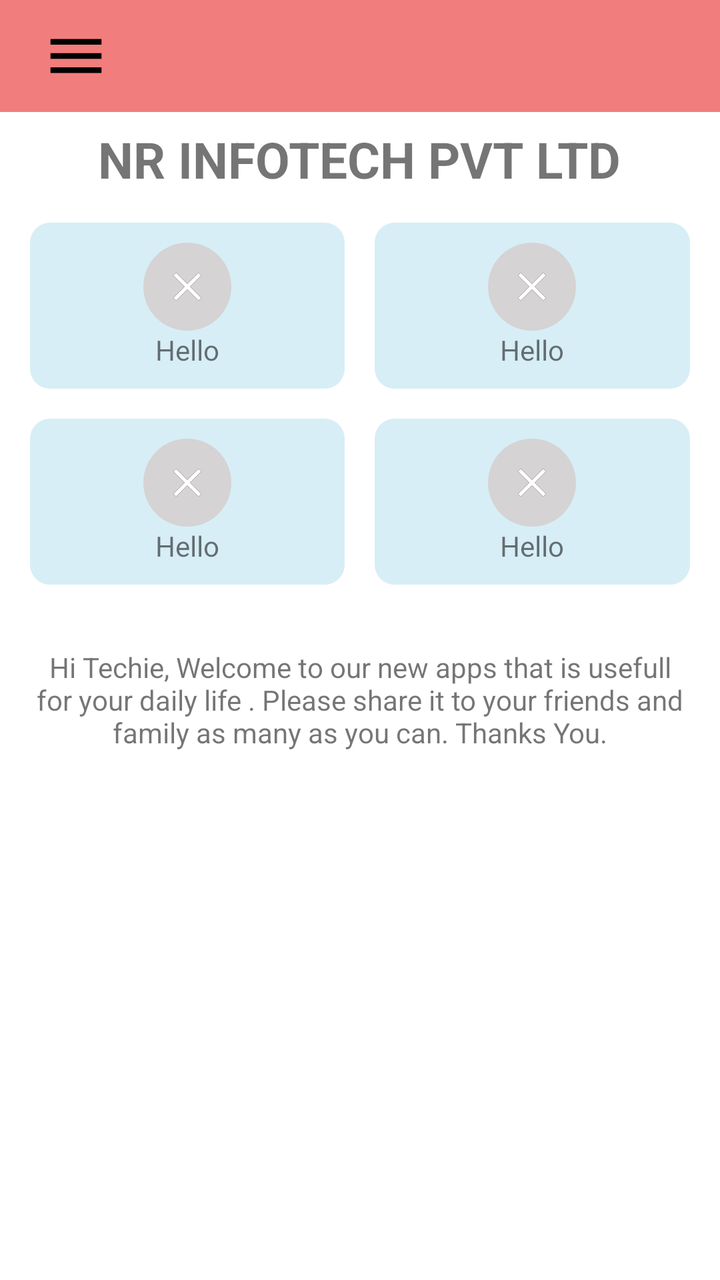
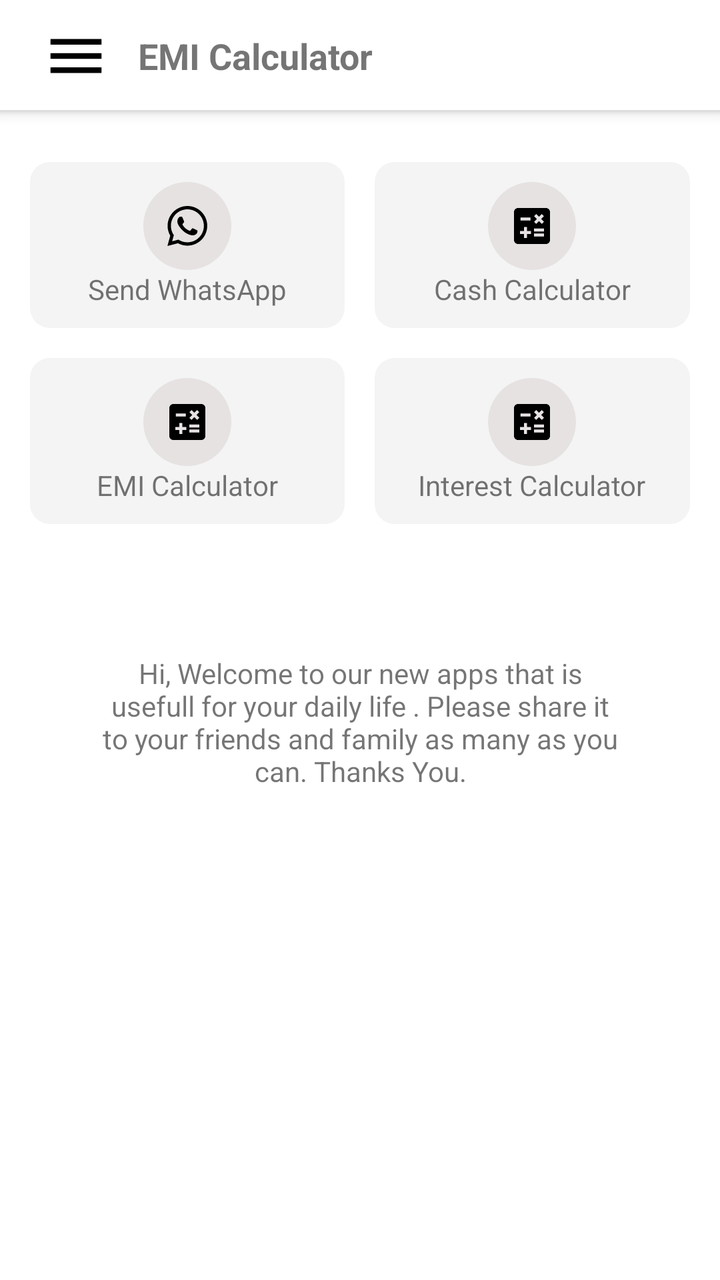

Compare the two renders of this Android layout. The source of the first and the diff that turns it into the second are given below.
<!-- AndroidManifest.xml: application theme Theme.EMICalculator -->
<!-- res/layout/activity_main_content.xml -->
<?xml version="1.0" encoding="utf-8"?>
<LinearLayout xmlns:android="http://schemas.android.com/apk/res/android"
    android:orientation="vertical"
    android:layout_width="match_parent"
    android:layout_height="match_parent">

    <Toolbar
        android:layout_width="match_parent"
        android:layout_height="wrap_content"
        android:background="#F27D7D">

        <ImageButton
            android:id="@+id/buttonDrawerToggle"
            android:layout_width="wrap_content"
            android:layout_height="wrap_content"
            android:src="@drawable/baseline_menu_24"
            android:background="@android:color/transparent"
            android:padding="5dp"/>
    </Toolbar>

    <TextView
        android:layout_width="wrap_content"
        android:layout_height="wrap_content"
        android:paddingTop="20px"
        android:text="NR INFOTECH PVT LTD"
        android:layout_gravity="center"
        android:textSize="25dp"
        android:textStyle="bold"/>

    <LinearLayout
        android:layout_width="match_parent"
        android:layout_height="wrap_content"
        android:orientation="horizontal"
        android:layout_marginTop="15dp">

        <LinearLayout
            android:layout_width="0dp"
            android:layout_weight="1"
            android:layout_height="wrap_content"
            android:orientation="vertical"
            android:padding="10dp"
            android:background="@drawable/round_cornor"
            android:backgroundTint="@color/card_bg"
            android:layout_marginHorizontal="15dp">

            <ImageView
                android:layout_width="wrap_content"
                android:layout_height="wrap_content"
                android:src="@drawable/close"
                android:background="@drawable/full_round"
                android:backgroundTint="@color/image_bg"
                android:padding="10dp"
                android:layout_gravity="center"/>
            <TextView
                android:layout_width="wrap_content"
                android:layout_height="wrap_content"
                android:text="Hello"
                android:layout_gravity="center"/>

        </LinearLayout>
        <LinearLayout
            android:layout_width="0dp"
            android:layout_weight="1"
            android:layout_height="wrap_content"
            android:orientation="vertical"
            android:padding="10dp"
            android:background="@drawable/round_cornor"
            android:backgroundTint="@color/card_bg"
            android:layout_marginEnd="15dp">

            <ImageView
                android:layout_width="wrap_content"
                android:layout_height="wrap_content"
                android:src="@drawable/close"
                android:background="@drawable/full_round"
                android:backgroundTint="@color/image_bg"
                android:padding="10dp"
                android:layout_gravity="center"/>
            <TextView
                android:layout_width="wrap_content"
                android:layout_height="wrap_content"
                android:text="Hello"
                android:layout_gravity="center"/>

        </LinearLayout>
    </LinearLayout>
    <LinearLayout
        android:layout_width="match_parent"
        android:layout_height="wrap_content"
        android:orientation="horizontal"
        android:layout_marginVertical="15dp">

        <LinearLayout
            android:layout_width="0dp"
            android:layout_weight="1"
            android:layout_height="wrap_content"
            android:orientation="vertical"
            android:padding="10dp"
            android:background="@drawable/round_cornor"
            android:backgroundTint="@color/card_bg"
            android:layout_marginHorizontal="15dp">

            <ImageView
                android:layout_width="wrap_content"
                android:layout_height="wrap_content"
                android:src="@drawable/close"
                android:background="@drawable/full_round"
                android:backgroundTint="@color/image_bg"
                android:padding="10dp"
                android:layout_gravity="center"/>
            <TextView
                android:layout_width="wrap_content"
                android:layout_height="wrap_content"
                android:text="Hello"
                android:layout_gravity="center"/>

        </LinearLayout>
        <LinearLayout
            android:layout_width="0dp"
            android:layout_weight="1"
            android:layout_height="wrap_content"
            android:orientation="vertical"
            android:padding="10dp"
            android:background="@drawable/round_cornor"
            android:backgroundTint="@color/card_bg"
            android:layout_marginEnd="15dp">

            <ImageView
                android:layout_width="wrap_content"
                android:layout_height="wrap_content"
                android:src="@drawable/close"
                android:background="@drawable/full_round"
                android:backgroundTint="@color/image_bg"
                android:padding="10dp"
                android:layout_gravity="center"/>
            <TextView
                android:layout_width="wrap_content"
                android:layout_height="wrap_content"
                android:text="Hello"
                android:layout_gravity="center"/>

        </LinearLayout>
    </LinearLayout>

    <TextView
        android:layout_width="match_parent"
        android:layout_height="match_parent"
        android:padding="50px"
        android:textAlignment="center"
        android:text="Hi Techie, Welcome to our new apps that is usefull for your daily life . Please share it to your friends and family as many as you can. Thanks You."/>
</LinearLayout>
<!-- resources referenced by this layout -->
<resources>
  <color name="card_bg">#D7EEF6</color>
  <color name="image_bg">#D5D3D3</color>
  <!-- drawable close (drawable) -->
  <vector xmlns:android="http://schemas.android.com/apk/res/android"
      android:width="24dp"
      android:height="24dp"
      android:viewportWidth="24.0"
      android:viewportHeight="24.0">
      <path
          android:fillColor="#FFFFFF"
          android:strokeColor="#808080"
          android:strokeWidth="0.2"
          android:strokeLineJoin="round"
          android:pathData="M19 6.41L17.59 5 12 10.59 6.41 5 5 6.41 10.59 12 5 17.59 6.41 19 12 13.41 17.59 19 19 17.59 13.41 12z"/>
  </vector>
  <!-- drawable full_round (drawable) -->
  <?xml version="1.0" encoding="utf-8"?>
  <shape xmlns:android="http://schemas.android.com/apk/res/android">
  
      <corners android:radius="25dp"/>
  </shape>
  <style name="Theme.EMICalculator" parent="Base.Theme.EMICalculator" />
  <style name="Base.Theme.EMICalculator" parent="Theme.MaterialComponents.DayNight.NoActionBar">
          
          
          <item name="android:statusBarColor">@android:color/transparent</item>
  
      </style>
  <!-- unchanged entries left out for length: 2 -->
</resources>

<!-- the commit's change to res/layout/activity_main_content.xml (unified diff, before → after) -->
@@ -7,7 +7,8 @@
     <Toolbar
         android:layout_width="match_parent"
         android:layout_height="wrap_content"
-        android:background="#F27D7D">
+        android:elevation="4dp"
+        android:background="@drawable/menu_bar">
 
         <ImageButton
             android:id="@+id/buttonDrawerToggle"
@@ -16,24 +17,85 @@
             android:src="@drawable/baseline_menu_24"
             android:background="@android:color/transparent"
             android:padding="5dp"/>
+        <TextView
+            android:layout_width="wrap_content"
+            android:layout_height="wrap_content"
+            android:text="@string/app_name"
+            android:textStyle="bold"
+            android:textSize="18sp"
+            android:layout_marginStart="25dp"/>
     </Toolbar>
 
-    <TextView
-        android:layout_width="wrap_content"
-        android:layout_height="wrap_content"
-        android:paddingTop="20px"
-        android:text="NR INFOTECH PVT LTD"
-        android:layout_gravity="center"
-        android:textSize="25dp"
-        android:textStyle="bold"/>
+
 
     <LinearLayout
         android:layout_width="match_parent"
         android:layout_height="wrap_content"
         android:orientation="horizontal"
-        android:layout_marginTop="15dp">
+        android:layout_marginTop="25dp">
 
         <LinearLayout
+            android:id="@+id/lvWhatsapp"
+            android:layout_width="0dp"
+            android:layout_weight="1"
+            android:layout_height="wrap_content"
+            android:orientation="vertical"
+            android:padding="10dp"
+            android:background="@drawable/round_cornor"
+            android:backgroundTint="@color/card_bg"
+            android:layout_marginHorizontal="15dp">
+
+            <ImageView
+
+                android:layout_width="wrap_content"
+                android:layout_height="wrap_content"
+                android:src="@drawable/whatsapp"
+                android:background="@drawable/full_round"
+                android:backgroundTint="@color/image_bg"
+                android:padding="10dp"
+                android:layout_gravity="center"/>
+            <TextView
+                android:layout_width="wrap_content"
+                android:layout_height="wrap_content"
+                android:text="@string/send_whatsapp"
+                android:layout_gravity="center"/>
+
+        </LinearLayout>
+        <LinearLayout
+            android:id="@+id/lvCash"
+            android:layout_width="0dp"
+            android:layout_weight="1"
+            android:layout_height="wrap_content"
+            android:orientation="vertical"
+            android:padding="10dp"
+            android:background="@drawable/round_cornor"
+            android:backgroundTint="@color/card_bg"
+            android:layout_marginEnd="15dp">
+
+            <ImageView
+                android:layout_width="wrap_content"
+                android:layout_height="wrap_content"
+                android:src="@drawable/baseline_calculate_24"
+                android:background="@drawable/full_round"
+                android:backgroundTint="@color/image_bg"
+                android:padding="10dp"
+                android:layout_gravity="center"/>
+            <TextView
+                android:layout_width="wrap_content"
+                android:layout_height="wrap_content"
+                android:text="@string/cash_calculator"
+                android:layout_gravity="center"/>
+
+        </LinearLayout>
+    </LinearLayout>
+    <LinearLayout
+        android:layout_width="match_parent"
+        android:layout_height="wrap_content"
+        android:orientation="horizontal"
+        android:layout_marginVertical="15dp">
+
+        <LinearLayout
+            android:id="@+id/lvEmi"
             android:layout_width="0dp"
             android:layout_weight="1"
             android:layout_height="wrap_content"
@@ -46,7 +108,7 @@
             <ImageView
                 android:layout_width="wrap_content"
                 android:layout_height="wrap_content"
-                android:src="@drawable/close"
+                android:src="@drawable/baseline_calculate_24"
                 android:background="@drawable/full_round"
                 android:backgroundTint="@color/image_bg"
                 android:padding="10dp"
@@ -54,11 +116,12 @@
             <TextView
                 android:layout_width="wrap_content"
                 android:layout_height="wrap_content"
-                android:text="Hello"
+                android:text="@string/emi_calculator"
                 android:layout_gravity="center"/>
 
         </LinearLayout>
         <LinearLayout
+            android:id="@+id/lvInt"
             android:layout_width="0dp"
             android:layout_weight="1"
             android:layout_height="wrap_content"
@@ -71,7 +134,7 @@
             <ImageView
                 android:layout_width="wrap_content"
                 android:layout_height="wrap_content"
-                android:src="@drawable/close"
+                android:src="@drawable/baseline_calculate_24"
                 android:background="@drawable/full_round"
                 android:backgroundTint="@color/image_bg"
                 android:padding="10dp"
@@ -79,64 +142,7 @@
             <TextView
                 android:layout_width="wrap_content"
                 android:layout_height="wrap_content"
-                android:text="Hello"
-                android:layout_gravity="center"/>
-
-        </LinearLayout>
-    </LinearLayout>
-    <LinearLayout
-        android:layout_width="match_parent"
-        android:layout_height="wrap_content"
-        android:orientation="horizontal"
-        android:layout_marginVertical="15dp">
-
-        <LinearLayout
-            android:layout_width="0dp"
-            android:layout_weight="1"
-            android:layout_height="wrap_content"
-            android:orientation="vertical"
-            android:padding="10dp"
-            android:background="@drawable/round_cornor"
-            android:backgroundTint="@color/card_bg"
-            android:layout_marginHorizontal="15dp">
-
-            <ImageView
-                android:layout_width="wrap_content"
-                android:layout_height="wrap_content"
-                android:src="@drawable/close"
-                android:background="@drawable/full_round"
-                android:backgroundTint="@color/image_bg"
-                android:padding="10dp"
-                android:layout_gravity="center"/>
-            <TextView
-                android:layout_width="wrap_content"
-                android:layout_height="wrap_content"
-                android:text="Hello"
-                android:layout_gravity="center"/>
-
-        </LinearLayout>
-        <LinearLayout
-            android:layout_width="0dp"
-            android:layout_weight="1"
-            android:layout_height="wrap_content"
-            android:orientation="vertical"
-            android:padding="10dp"
-            android:background="@drawable/round_cornor"
-            android:backgroundTint="@color/card_bg"
-            android:layout_marginEnd="15dp">
-
-            <ImageView
-                android:layout_width="wrap_content"
-                android:layout_height="wrap_content"
-                android:src="@drawable/close"
-                android:background="@drawable/full_round"
-                android:backgroundTint="@color/image_bg"
-                android:padding="10dp"
-                android:layout_gravity="center"/>
-            <TextView
-                android:layout_width="wrap_content"
-                android:layout_height="wrap_content"
-                android:text="Hello"
+                android:text="@string/interest_calculator"
                 android:layout_gravity="center"/>
 
         </LinearLayout>
@@ -145,7 +151,7 @@
     <TextView
         android:layout_width="match_parent"
         android:layout_height="match_parent"
-        android:padding="50px"
+        android:padding="50dp"
         android:textAlignment="center"
-        android:text="Hi Techie, Welcome to our new apps that is usefull for your daily life . Please share it to your friends and family as many as you can. Thanks You."/>
+        android:text="@string/welcome_msg"/>
 </LinearLayout>
<!-- resource entries referenced after the edit -->
@@ -1,19 +1,12 @@
 <!-- resources referenced by this layout -->
 <resources>
-  <color name="card_bg">#D7EEF6</color>
-  <color name="image_bg">#D5D3D3</color>
-  <!-- drawable close (drawable) -->
-  <vector xmlns:android="http://schemas.android.com/apk/res/android"
-      android:width="24dp"
-      android:height="24dp"
-      android:viewportWidth="24.0"
-      android:viewportHeight="24.0">
-      <path
-          android:fillColor="#FFFFFF"
-          android:strokeColor="#808080"
-          android:strokeWidth="0.2"
-          android:strokeLineJoin="round"
-          android:pathData="M19 6.41L17.59 5 12 10.59 6.41 5 5 6.41 10.59 12 5 17.59 6.41 19 12 13.41 17.59 19 19 17.59 13.41 12z"/>
+  <color name="card_bg">#f4f4f4</color>
+  <color name="image_bg">#E6E2E2</color>
+  <!-- drawable baseline_calculate_24 (drawable) -->
+  <vector xmlns:android="http://schemas.android.com/apk/res/android" android:height="24dp" android:tint="#000000" android:viewportHeight="24" android:viewportWidth="24" android:width="24dp">
+        
+      <path android:fillColor="@android:color/white" android:pathData="M19,3H5C3.9,3 3,3.9 3,5v14c0,1.1 0.9,2 2,2h14c1.1,0 2,-0.9 2,-2V5C21,3.9 20.1,3 19,3zM13.03,7.06L14.09,6l1.41,1.41L16.91,6l1.06,1.06l-1.41,1.41l1.41,1.41l-1.06,1.06L15.5,9.54l-1.41,1.41l-1.06,-1.06l1.41,-1.41L13.03,7.06zM6.25,7.72h5v1.5h-5V7.72zM11.5,16h-2v2H8v-2H6v-1.5h2v-2h1.5v2h2V16zM18,17.25h-5v-1.5h5V17.25zM18,14.75h-5v-1.5h5V14.75z"/>
+      
   </vector>
   <!-- drawable full_round (drawable) -->
   <?xml version="1.0" encoding="utf-8"?>
@@ -21,13 +14,51 @@
   
       <corners android:radius="25dp"/>
   </shape>
+  <!-- drawable menu_bar (drawable) -->
+  <layer-list xmlns:android="http://schemas.android.com/apk/res/android">
+  
+      
+      <item>
+          <shape android:shape="rectangle">
+              <solid android:color="#FFFFFF"/>
+          </shape>
+      </item>
+  
+      
+      <item android:gravity="bottom">
+          <shape android:shape="rectangle">
+              <size android:height="1dp"/>
+              <solid android:color="#DEDDDD"/> 
+          </shape>
+      </item>
+  
+  </layer-list>
+  <!-- drawable whatsapp (drawable) -->
+  <vector xmlns:android="http://schemas.android.com/apk/res/android" android:height="24dp" android:tint="#000000" android:viewportHeight="24" android:viewportWidth="24" android:width="24dp">
+        
+      <path android:fillColor="@android:color/white" android:pathData="M19.05,4.91C17.18,3.03 14.69,2 12.04,2c-5.46,0 -9.91,4.45 -9.91,9.91c0,1.75 0.46,3.45 1.32,4.95L2.05,22l5.25,-1.38c1.45,0.79 3.08,1.21 4.74,1.21h0c0,0 0,0 0,0c5.46,0 9.91,-4.45 9.91,-9.91C21.95,9.27 20.92,6.78 19.05,4.91zM12.04,20.15L12.04,20.15c-1.48,0 -2.93,-0.4 -4.2,-1.15l-0.3,-0.18l-3.12,0.82l0.83,-3.04l-0.2,-0.31c-0.82,-1.31 -1.26,-2.83 -1.26,-4.38c0,-4.54 3.7,-8.24 8.24,-8.24c2.2,0 4.27,0.86 5.82,2.42c1.56,1.56 2.41,3.63 2.41,5.83C20.28,16.46 16.58,20.15 12.04,20.15zM16.56,13.99c-0.25,-0.12 -1.47,-0.72 -1.69,-0.81c-0.23,-0.08 -0.39,-0.12 -0.56,0.12c-0.17,0.25 -0.64,0.81 -0.78,0.97c-0.14,0.17 -0.29,0.19 -0.54,0.06c-0.25,-0.12 -1.05,-0.39 -1.99,-1.23c-0.74,-0.66 -1.23,-1.47 -1.38,-1.72c-0.14,-0.25 -0.02,-0.38 0.11,-0.51c0.11,-0.11 0.25,-0.29 0.37,-0.43c0.12,-0.14 0.17,-0.25 0.25,-0.41c0.08,-0.17 0.04,-0.31 -0.02,-0.43c-0.06,-0.12 -0.56,-1.34 -0.76,-1.84c-0.2,-0.48 -0.41,-0.42 -0.56,-0.43C8.86,7.33 8.7,7.33 8.53,7.33c-0.17,0 -0.43,0.06 -0.66,0.31C7.65,7.89 7.01,8.49 7.01,9.71c0,1.22 0.89,2.4 1.01,2.56c0.12,0.17 1.75,2.67 4.23,3.74c0.59,0.26 1.05,0.41 1.41,0.52c0.59,0.19 1.13,0.16 1.56,0.1c0.48,-0.07 1.47,-0.6 1.67,-1.18c0.21,-0.58 0.21,-1.07 0.14,-1.18S16.81,14.11 16.56,13.99z"/>
+      
+  </vector>
+  <string name="app_name">EMI Calculator</string>
+  <string name="cash_calculator">Cash Calculator</string>
+  <string name="emi_calculator">EMI Calculator</string>
+  <string name="interest_calculator">Interest Calculator</string>
+  <string name="send_whatsapp">Send WhatsApp</string>
+  <string name="welcome_msg">Hi, Welcome to our new apps that is usefull for your daily life . Please share it to your friends and family as many as you can. Thanks You.</string>
   <style name="Theme.EMICalculator" parent="Base.Theme.EMICalculator" />
   <style name="Base.Theme.EMICalculator" parent="Theme.MaterialComponents.DayNight.NoActionBar">
           
           
-          <item name="android:statusBarColor">@android:color/transparent</item>
+          <item name="colorPrimary">@color/white</item>
+          <item name="colorPrimaryDark">@color/white</item>
+  
+          <item name="android:statusBarColor">@android:color/white</item>
+          <item name="android:navigationBarColor">@color/white</item>
+  
+          <item name="android:windowLightStatusBar">true</item>
   
       </style>
+  <color name="white">#FFFFFFFF</color>
   <!-- unchanged entries left out for length: 2 -->
 </resources>
 
